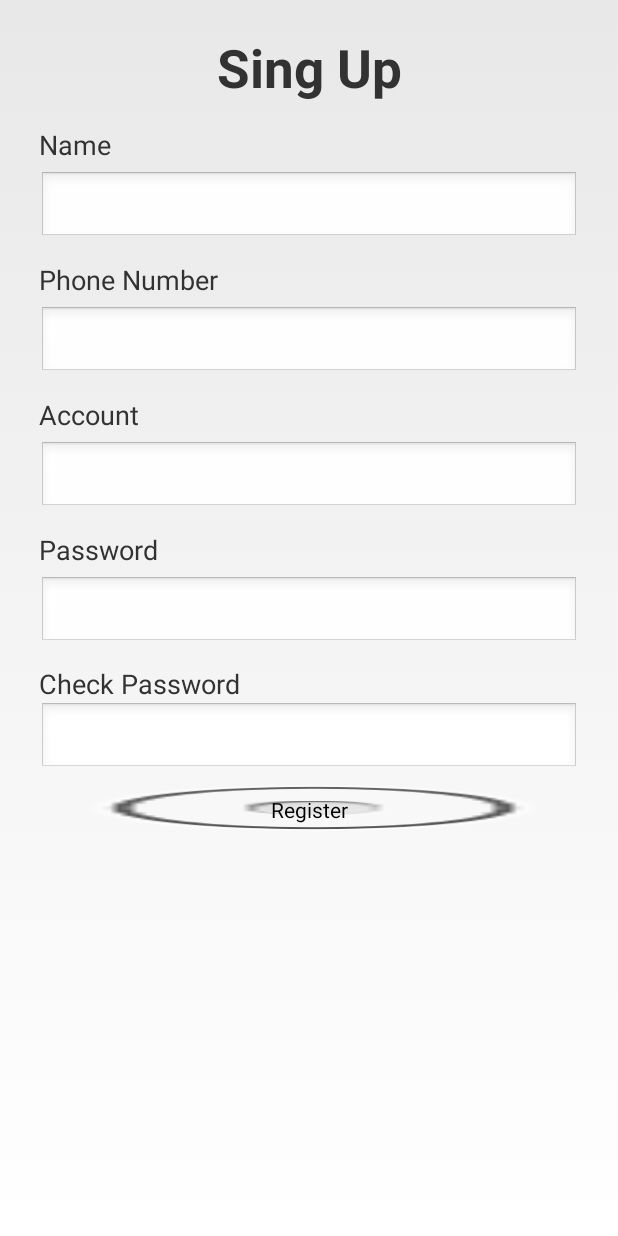
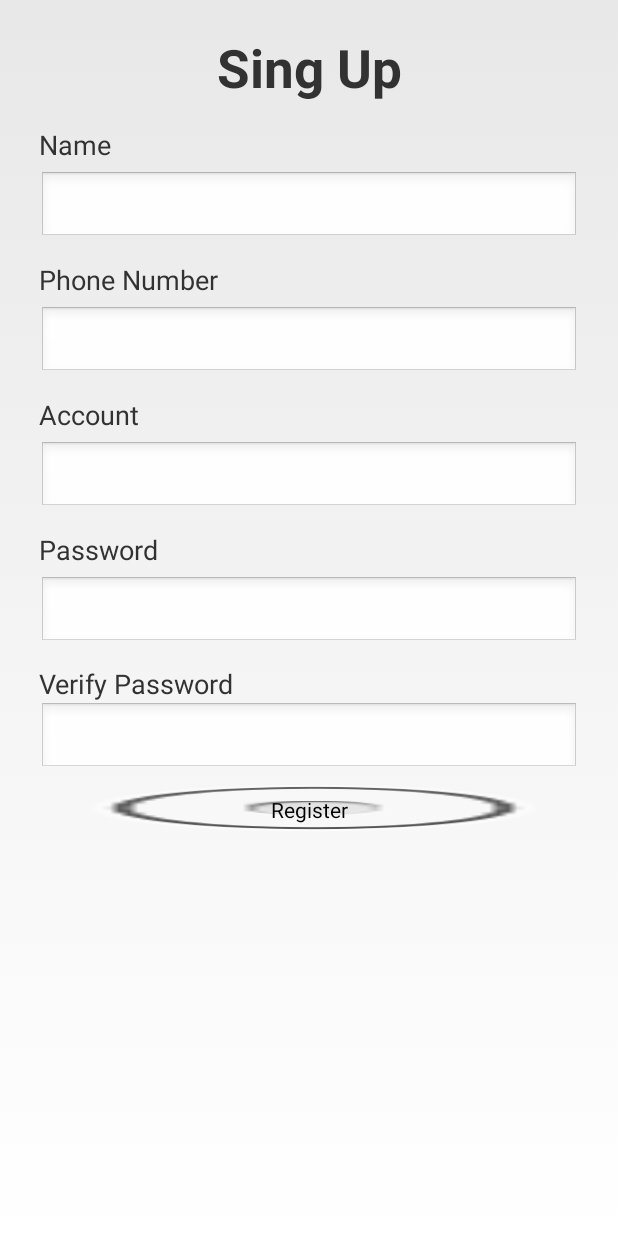
Before and after one commit to terryturner/IoTDemo, an Android app: the register screen opened directly, with no data from a screen before it, on a phone screen of 412 x 824 dp. Run offline under Robolectric (Android 15) with nearby library versions, the phone set to English and light mode, and no system bars.

Commit message:
Modify Check password to verify password

```diff
--- a/app/src/main/res/layout/activity_register.xml
+++ b/app/src/main/res/layout/activity_register.xml
@@ -100,7 +100,7 @@
                 android:layout_alignParentStart="true"
                 android:layout_below="@+id/reg_password"
                 android:layout_marginTop="11dp"
-                android:text="Check Password"
+                android:text="Verify Password"
                 android:textSize="18dp" />
 
             <EditText
```
